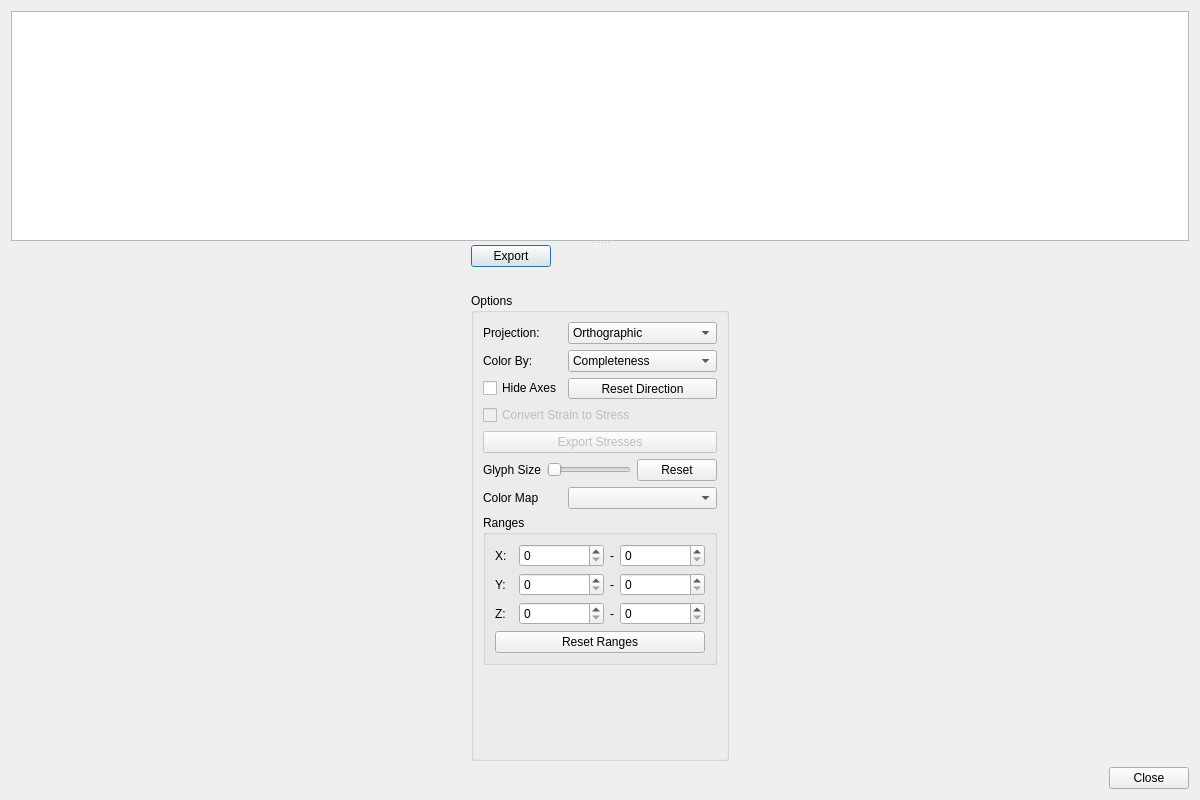
HEXRD/hexrdgui, file hexrd/ui/resources/ui/fit_grains_results_dialog.ui: the form before one commit.
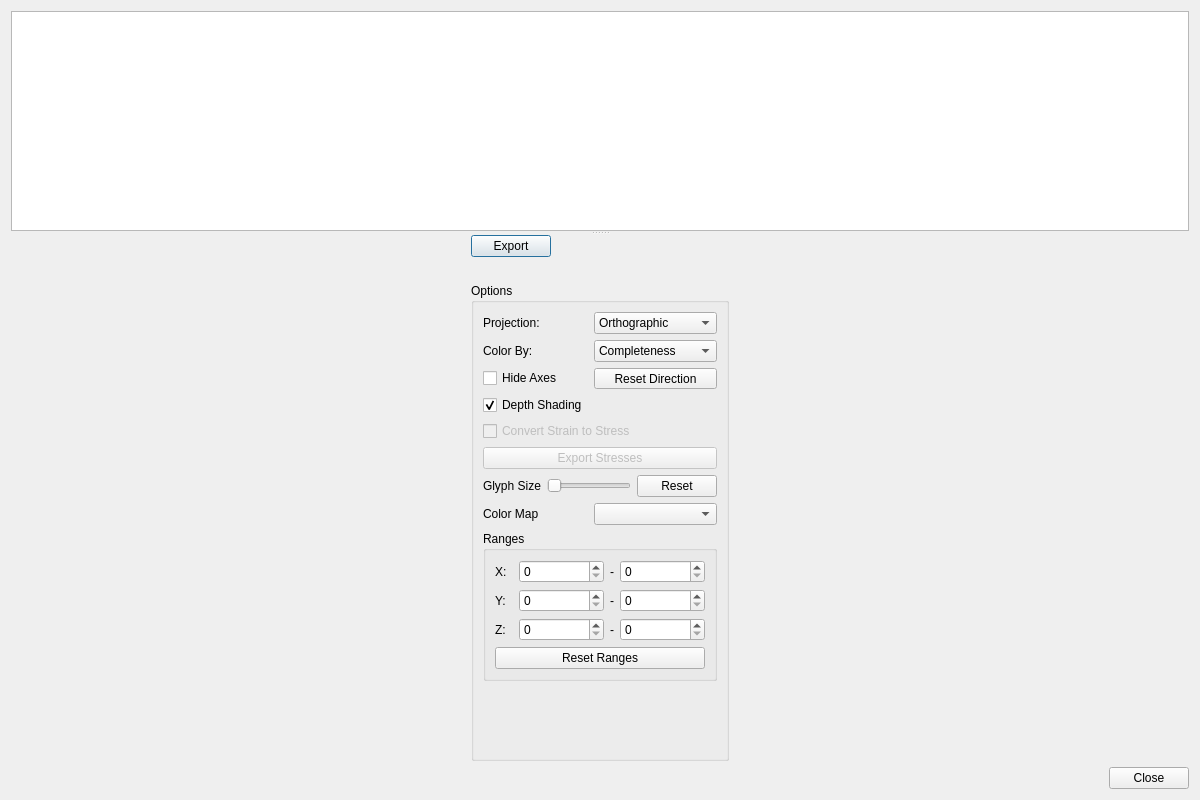
The form after the commit. Custom widgets are drawn as their Qt base class.

Commit message: Add depth shading control in fit grains results

Diff of the .ui file:
```diff
--- a/hexrd/ui/resources/ui/fit_grains_results_dialog.ui
+++ b/hexrd/ui/resources/ui/fit_grains_results_dialog.ui
@@ -222,7 +222,7 @@
                </property>
               </widget>
              </item>
-             <item row="3" column="0" colspan="2">
+             <item row="4" column="0" colspan="2">
               <widget class="QCheckBox" name="convert_strain_to_stress">
                <property name="enabled">
                 <bool>false</bool>
@@ -235,7 +235,7 @@
                </property>
               </widget>
              </item>
-             <item row="5" column="0" colspan="2">
+             <item row="6" column="0" colspan="2">
               <layout class="QHBoxLayout" name="horizontalLayout_2">
                <item>
                 <widget class="QLabel" name="glyph_size_label">
@@ -275,14 +275,14 @@
                </item>
               </layout>
              </item>
-             <item row="6" column="0">
+             <item row="7" column="0">
               <widget class="QLabel" name="color_map_label">
                <property name="text">
                 <string>Color Map</string>
                </property>
               </widget>
              </item>
-             <item row="6" column="1">
+             <item row="7" column="1">
               <widget class="QComboBox" name="color_maps">
                <property name="styleSheet">
                 <string notr="true">combobox-popup: 0;</string>
@@ -295,7 +295,7 @@
                </property>
               </widget>
              </item>
-             <item row="7" column="0" colspan="2">
+             <item row="8" column="0" colspan="2">
               <widget class="QGroupBox" name="ranges_group">
                <property name="title">
                 <string>Ranges</string>
@@ -494,7 +494,7 @@
                </layout>
               </widget>
              </item>
-             <item row="4" column="0" colspan="2">
+             <item row="5" column="0" colspan="2">
               <widget class="QPushButton" name="export_stresses">
                <property name="enabled">
                 <bool>false</bool>
@@ -507,6 +507,16 @@
                </property>
               </widget>
              </item>
+             <item row="3" column="0">
+              <widget class="QCheckBox" name="depth_shading">
+               <property name="text">
+                <string>Depth Shading</string>
+               </property>
+               <property name="checked">
+                <bool>true</bool>
+               </property>
+              </widget>
+             </item>
             </layout>
            </widget>
           </item>
```
Left out of the diff: 3 changed lines with no effect on the pictures. The commit also changes 1 other file.
